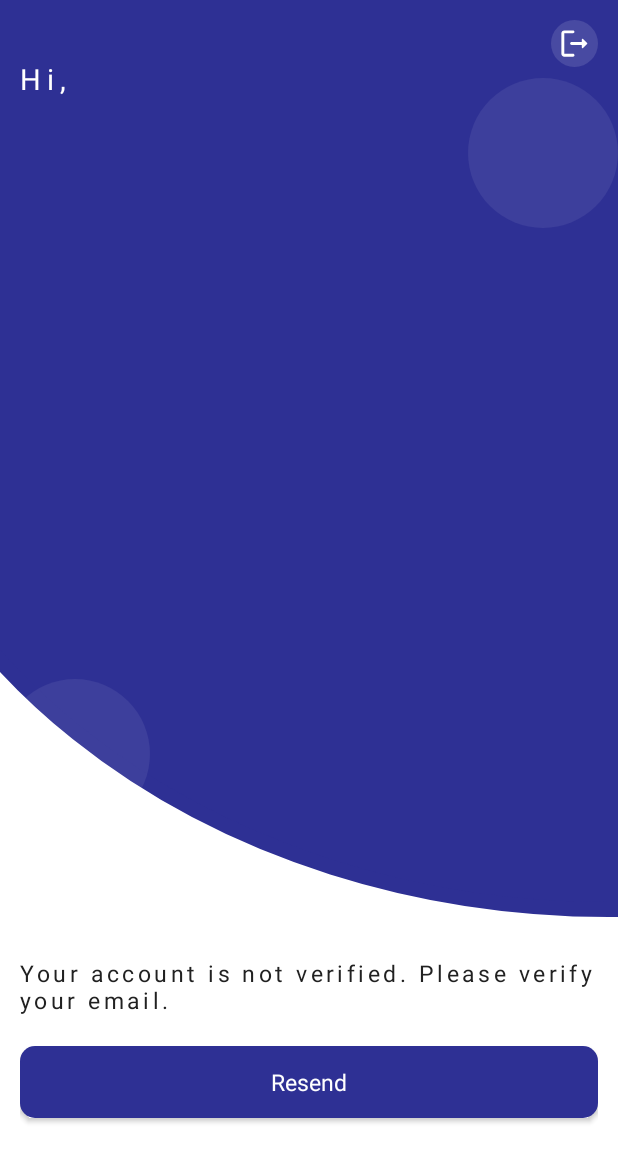
After one commit to ShadhinAfridi/Diu-Question-Bank, an Android app: the VerificationActivity screen opened directly, with no data from a screen before it, on a phone screen of 412 x 824 dp. The commit adds this screen. Shown: the top 1162 px of the screen. Run offline under Robolectric (Android 15) with nearby library versions, the phone set to English and light mode, and no system bars; our stand-ins replace Firebase (no records; nobody signed in at launch, a user with empty details on screens opened directly), sdp/ssp sizes.

Commit message:
Diu Question Bank - V8

```diff
--- a/app/build.gradle
+++ b/app/build.gradle
@@ -67,4 +67,5 @@ dependencies {
     implementation "io.reactivex.rxjava3:rxandroid:${rxJavaVersion}"
 
 
+
 }
--- a/app/src/main/AndroidManifest.xml
+++ b/app/src/main/AndroidManifest.xml
@@ -11,7 +11,7 @@
     <uses-permission android:name="android.permission.READ_PHONE_STATE" />
     <uses-permission android:name="android.permission.ACCESS_WIFI_STATE" />
     <uses-permission android:name="android.permission.ACCESS_NETWORK_STATE" />
-    <uses-permission android:name="com.google.android.gms.permission.AD_ID"/>
+    <uses-permission android:name="com.google.android.gms.permission.AD_ID" />
     <uses-permission
         android:name="android.permission.POST_NOTIFICATIONS"
         tools:node="remove" />
@@ -23,6 +23,9 @@
         android:roundIcon="@mipmap/ic_launcher_round"
         android:supportsRtl="true"
         android:theme="@style/Theme.DIUQuestionBank">
+        <activity
+            android:name=".authentication.VerificationActivity"
+            android:exported="false" />
         <activity
             android:name=".PrivacyPolicyActivity"
             android:exported="false" />
--- a/app/src/main/java/com/fourdevs/diuquestionbank/WelcomeActivity.java
+++ b/app/src/main/java/com/fourdevs/diuquestionbank/WelcomeActivity.java
@@ -7,6 +7,7 @@ import androidx.appcompat.app.AppCompatActivity;
 
 import com.fourdevs.diuquestionbank.authentication.LoginActivity;
 import com.fourdevs.diuquestionbank.authentication.SignupActivity;
+import com.fourdevs.diuquestionbank.authentication.VerificationActivity;
 import com.fourdevs.diuquestionbank.databinding.ActivityWelcomeBinding;
 import com.fourdevs.diuquestionbank.utilities.Constants;
 import com.fourdevs.diuquestionbank.utilities.PreferenceManager;
@@ -23,6 +24,10 @@ public class WelcomeActivity extends AppCompatActivity {
 
         if (preferenceManager.getBoolean(Constants.KEY_IS_SIGNED_IN)){
             Intent intent = new Intent(getApplicationContext(), MainActivity.class);
+            startActivity(intent);
+            finish();
+        } else if(preferenceManager.getBoolean(Constants.KEY_IS_VERIFICATION_PAGE)) {
+            Intent intent = new Intent(getApplicationContext(), VerificationActivity.class);
             startActivity(intent);
             finish();
         }
--- /dev/null
+++ b/app/src/main/java/com/fourdevs/diuquestionbank/authentication/VerificationActivity.java
@@ -0,0 +1,138 @@
+package com.fourdevs.diuquestionbank.authentication;
+
+import androidx.appcompat.app.AppCompatActivity;
+import androidx.lifecycle.MutableLiveData;
+import androidx.lifecycle.Observer;
+import androidx.lifecycle.ViewModel;
+import androidx.lifecycle.ViewModelProvider;
+
+import android.annotation.SuppressLint;
+import android.content.Intent;
+import android.os.Bundle;
+import android.util.Log;
+import android.widget.Button;
+import android.widget.Toast;
+
+import com.fourdevs.diuquestionbank.MainActivity;
+import com.fourdevs.diuquestionbank.R;
+import com.fourdevs.diuquestionbank.databinding.ActivityVerificationBinding;
+import com.fourdevs.diuquestionbank.utilities.Constants;
+import com.fourdevs.diuquestionbank.utilities.PreferenceManager;
+import com.fourdevs.diuquestionbank.viewmodel.AuthViewModel;
+import com.fourdevs.diuquestionbank.viewmodel.MainModelFactory;
+import com.fourdevs.diuquestionbank.viewmodel.MainViewModel;
+import com.google.firebase.auth.FirebaseAuth;
+import com.google.firebase.auth.FirebaseUser;
+import com.google.firebase.firestore.DocumentReference;
+import com.google.firebase.firestore.DocumentSnapshot;
+import com.google.firebase.firestore.FirebaseFirestore;
+
+public class VerificationActivity extends AppCompatActivity {
+    private ActivityVerificationBinding binding;
+    private AuthViewModel viewModel;
+    private PreferenceManager preferenceManager;
+    private FirebaseUser user;
+
+    @Override
+    protected void onCreate(Bundle savedInstanceState) {
+        super.onCreate(savedInstanceState);
+        preferenceManager = new PreferenceManager(getApplicationContext());
+        binding = ActivityVerificationBinding.inflate(getLayoutInflater());
+        setContentView(binding.getRoot());
+        user = FirebaseAuth.getInstance().getCurrentUser();
+        if (user!=null && user.isEmailVerified()) {
+            preferenceManager.putBoolean(Constants.KEY_IS_SIGNED_IN, true);
+            preferenceManager.putBoolean(Constants.KEY_READ_ONCE, false);
+            preferenceManager.putBoolean(Constants.KEY_COUNT_ONCE, false);
+            makeToast("Successfully Logged In");
+            checkIsVerified();
+            Intent mainActivityIntent = new Intent(getApplicationContext(), MainActivity.class);
+            mainActivityIntent.addFlags(Intent.FLAG_ACTIVITY_NEW_TASK | Intent.FLAG_ACTIVITY_CLEAR_TASK);
+            startActivity(mainActivityIntent);
+        }
+
+        viewModel = new ViewModelProvider(this).get(AuthViewModel.class);
+        binding.userName.setText(preferenceManager.getString(Constants.KEY_EMAIL));
+
+        setListeners();
+    }
+
+    private void setListeners() {
+        binding.buttonResendVerification.setOnClickListener(v -> {
+            binding.buttonResendVerification.setClickable(false);
+            counter();
+            sendVerificationEmail();
+        });
+
+        binding.iconLogout.setOnClickListener(v-> logOut());
+
+    }
+
+
+    private void counter() {
+        viewModel.countDownStart();
+        viewModel.time().observe(this, time -> binding.buttonResendVerification.setText(time));
+        viewModel.finished().observe(this, aBoolean -> {
+            if(aBoolean) {
+                makeClickable();
+            }
+        });
+    }
+
+
+    private void sendVerificationEmail() {
+        if (user != null) {
+            user.sendEmailVerification()
+                    .addOnCompleteListener(task -> {
+                        if (task.isSuccessful()) {
+                            makeToast("We've sent a verification email to "+preferenceManager.getString(Constants.KEY_EMAIL)+". Please verify your email");
+                        } else {
+                            makeClickable();
+                            makeToast("Unable to send verification email.");
+                        }
+                    });
+        }
+    }
+
+    @SuppressLint("SetTextI18n")
+    private void makeClickable() {
+        binding.buttonResendVerification.setClickable(true);
+        binding.buttonResendVerification.setText("Resend");
+    }
+
+    private void logOut() {
+        FirebaseAuth.getInstance().signOut();
+        preferenceManager.clear();
+        startActivity(new Intent(getApplicationContext(), LoginActivity.class));
+        finish();
+    }
+
+    private void checkIsVerified() {
+        FirebaseFirestore database = FirebaseFirestore.getInstance();
+        database.collection(Constants.KEY_COLLECTION_USERS)
+                .whereEqualTo(Constants.KEY_USER_ID, preferenceManager.getString(Constants.KEY_USER_ID))
+                .get()
+                .addOnCompleteListener(task -> {
+                    if(task.isSuccessful() && task.getResult() != null
+                            && task.getResult().getDocuments().size() > 0){
+                        DocumentSnapshot documentSnapshot = task.getResult().getDocuments().get(0);
+                        if(Boolean.FALSE.equals(documentSnapshot.getBoolean(Constants.KEY_IS_VERIFIED))) {
+                            updateVerificationInfo();
+                        }
+                    }
+                });
+    }
+
+    private void updateVerificationInfo(){
+        FirebaseFirestore database = FirebaseFirestore.getInstance();
+        DocumentReference documentReference = database
+                .collection(Constants.KEY_COLLECTION_USERS)
+                .document(preferenceManager.getString(Constants.KEY_USER_ID)
+                );
+        documentReference.update(Constants.KEY_IS_VERIFIED, true);
+    }
+
+    private void makeToast(String message) {
+        Toast.makeText(getApplicationContext(),message, Toast.LENGTH_SHORT).show();
+    }
+}
--- /dev/null
+++ b/app/src/main/java/com/fourdevs/diuquestionbank/repository/AuthRepository.java
@@ -0,0 +1,4 @@
+package com.fourdevs.diuquestionbank.repository;
+
+public class AuthRepository {
+}
--- a/app/src/main/java/com/fourdevs/diuquestionbank/utilities/Constants.java
+++ b/app/src/main/java/com/fourdevs/diuquestionbank/utilities/Constants.java
@@ -27,6 +27,7 @@ public class Constants {
     public static final String KEY_COUNT_REJECTED = "countRejected";
     public static final String KEY_FCM_TOKEN = "fcmToken";
     public static final String KEY_AVAILABILITY  = "availability";
+    public static final String KEY_IS_VERIFICATION_PAGE  = "verificationPage";
 
     //contact
     public static final String KEY_COLLECTION_CONTACTS = "contacts";
--- a/app/src/main/res/layout/activity_login.xml
+++ b/app/src/main/res/layout/activity_login.xml
@@ -102,7 +102,6 @@
                 android:layout_height="wrap_content"
                 android:hint="@string/email"
                 android:inputType="textEmailAddress"
-                android:maxLength="25"
                 app:layout_constraintBottom_toBottomOf="parent"
                 app:layout_constraintEnd_toStartOf="@id/imageEmailCheck"
                 app:layout_constraintStart_toEndOf="@id/imageEmail"
@@ -158,7 +157,7 @@
                 android:hint="@string/password"
                 android:inputType="textPassword"
                 android:textSize="@dimen/_12sdp"
-                android:maxLength="15"
+                android:maxLength="20"
                 app:layout_constraintBottom_toBottomOf="parent"
                 app:layout_constraintEnd_toStartOf="@id/imagePasswordVisible"
                 app:layout_constraintStart_toEndOf="@id/imagePassword"
--- a/app/src/main/res/layout/activity_signup.xml
+++ b/app/src/main/res/layout/activity_signup.xml
@@ -105,7 +105,6 @@
                 app:layout_constraintBottom_toBottomOf="@id/imageName"
                 android:hint="@string/name"
                 style="@style/EditTextStyle"
-                android:maxLength="25"
                 />
 
             <androidx.appcompat.widget.AppCompatImageView
@@ -163,7 +162,6 @@
                 app:layout_constraintEnd_toStartOf="@id/imageEmailCheck"
                 android:hint="@string/email"
                 style="@style/EditTextStyle"
-                android:maxLength="30"
                 />
 
             <androidx.appcompat.widget.AppCompatImageView
--- /dev/null
+++ b/app/src/main/res/layout/activity_verification.xml
@@ -0,0 +1,146 @@
+<?xml version="1.0" encoding="utf-8"?>
+<androidx.constraintlayout.widget.ConstraintLayout xmlns:android="http://schemas.android.com/apk/res/android"
+    xmlns:app="http://schemas.android.com/apk/res-auto"
+    xmlns:tools="http://schemas.android.com/tools"
+    android:layout_width="match_parent"
+    android:layout_height="match_parent"
+    android:animateLayoutChanges="true"
+    tools:context=".authentication.VerificationActivity">
+
+    <androidx.constraintlayout.widget.ConstraintLayout
+        android:id="@+id/constraintLayout1"
+        android:layout_width="0dp"
+        android:layout_height="0dp"
+        app:layout_constraintTop_toTopOf="parent"
+        app:layout_constraintStart_toStartOf="parent"
+        app:layout_constraintEnd_toEndOf="parent"
+        app:layout_constraintBottom_toTopOf="@id/constraintLayout2"
+        android:background="@drawable/background_login"
+        >
+
+        <View
+            android:id="@+id/viewRound1"
+            android:layout_width="100dp"
+            android:layout_height="100dp"
+            android:background="@drawable/round_design_shape"
+            app:layout_constraintBottom_toBottomOf="parent"
+            app:layout_constraintStart_toStartOf="parent"
+            android:layout_marginBottom="@dimen/_45sdp"
+            />
+
+        <View
+            android:id="@+id/viewRound2"
+            android:layout_width="100dp"
+            android:layout_height="100dp"
+            android:background="@drawable/round_design_shape"
+            app:layout_constraintEnd_toEndOf="parent"
+            app:layout_constraintTop_toTopOf="parent"
+            android:layout_marginTop="@dimen/_40sdp"
+            />
+
+        <androidx.appcompat.widget.AppCompatImageView
+            android:id="@+id/iconBack"
+            android:layout_width="@dimen/_24sdp"
+            android:layout_height="@dimen/_24sdp"
+            android:layout_marginStart="@dimen/_8sdp"
+            android:layout_marginTop="@dimen/_8sdp"
+            android:padding="@dimen/_5sdp"
+            android:src="@drawable/ic_back"
+            app:layout_constraintStart_toStartOf="parent"
+            app:layout_constraintTop_toTopOf="parent"
+            app:tint="@color/white"
+            android:visibility="gone"
+            />
+
+        <androidx.appcompat.widget.AppCompatImageView
+            android:id="@+id/iconLogout"
+            android:layout_width="@dimen/_24sdp"
+            android:layout_height="@dimen/_24sdp"
+            android:layout_marginEnd="@dimen/_10sdp"
+            android:layout_marginTop="@dimen/_10sdp"
+            android:layout_marginBottom="@dimen/_10sdp"
+            app:layout_constraintEnd_toEndOf="parent"
+            app:layout_constraintTop_toTopOf="parent"
+            android:scaleType="centerCrop"
+            android:src="@drawable/ic_logout"
+            android:tint="@color/white"
+            android:background="@drawable/background_icon"
+            android:padding="@dimen/_3sdp"
+            />
+
+        <TextView
+            android:id="@+id/userGreeting"
+            android:layout_width="wrap_content"
+            android:layout_height="wrap_content"
+            android:text="@string/hi"
+            android:textColor="@color/white"
+            android:textSize="@dimen/_15sdp"
+            app:layout_constraintStart_toStartOf="parent"
+            app:layout_constraintTop_toBottomOf="@id/iconBack"
+            android:paddingTop="@dimen/_5sdp"
+            android:paddingBottom="@dimen/_5sdp"
+            android:layout_marginStart="@dimen/_10sdp"
+            android:layout_marginEnd="@dimen/_10ssp"
+            android:letterSpacing="0.2"
+            android:layout_marginTop="@dimen/_25sdp"
+            />
+        <TextView
+            android:id="@+id/userName"
+            android:layout_width="0dp"
+            android:layout_height="wrap_content"
+            android:textColor="@color/white"
+            android:textSize="@dimen/_15sdp"
+            app:layout_constraintStart_toStartOf="parent"
+            app:layout_constraintEnd_toEndOf="parent"
+            app:layout_constraintTop_toBottomOf="@id/userGreeting"
+            android:paddingTop="@dimen/_5sdp"
+            android:paddingBottom="@dimen/_5sdp"
+            android:layout_marginStart="@dimen/_10sdp"
+            android:layout_marginEnd="@dimen/_10ssp"
+            android:textStyle="italic"
+            />
+
+
+    </androidx.constraintlayout.widget.ConstraintLayout>
+
+    <androidx.appcompat.widget.LinearLayoutCompat
+        android:id="@+id/constraintLayout2"
+        android:layout_width="0dp"
+        android:layout_height="wrap_content"
+        app:layout_constraintStart_toStartOf="parent"
+        app:layout_constraintEnd_toEndOf="parent"
+        app:layout_constraintBottom_toBottomOf="parent"
+        android:padding="@dimen/_10sdp"
+        android:orientation="vertical"
+        >
+        <TextView
+            android:layout_width="wrap_content"
+            android:layout_height="wrap_content"
+            android:text="@string/not_verified"
+            android:textSize="@dimen/_12sdp"
+            android:layout_marginTop="@dimen/_5sdp"
+            android:paddingTop="@dimen/_5sdp"
+            android:paddingBottom="@dimen/_5sdp"
+            android:letterSpacing="0.15"
+            style="@style/textColorPrimaryBlack"
+            />
+
+        <androidx.appcompat.widget.AppCompatButton
+            android:id="@+id/buttonResendVerification"
+            android:layout_width="match_parent"
+            android:layout_height="wrap_content"
+            android:text="@string/resend"
+            android:textColor="@color/white"
+            android:textAllCaps="false"
+            android:textSize="@dimen/_12sdp"
+            android:padding="@dimen/_5sdp"
+            android:layout_marginTop="@dimen/_10sdp"
+            style="@style/primaryColorButton"
+            android:layout_marginBottom="@dimen/_50sdp"
+            />
+
+
+    </androidx.appcompat.widget.LinearLayoutCompat>
+
+
+</androidx.constraintlayout.widget.ConstraintLayout>
--- a/app/src/main/res/layout/itme_container_pdf.xml
+++ b/app/src/main/res/layout/itme_container_pdf.xml
@@ -19,7 +19,10 @@
         app:zoomage_minScale="0.6"
         app:zoomage_maxScale="8"
         android:adjustViewBounds="true"
-        android:scaleType="fitXY"
+        android:scaleType="fitCenter"
+        android:padding="@dimen/_1sdp"
+        android:layout_margin="@dimen/_1sdp"
+        android:background="@drawable/background_preview"
         />
 
     <TextView
--- a/app/src/main/res/values/strings.xml
+++ b/app/src/main/res/values/strings.xml
@@ -85,6 +85,9 @@
     <string name="new_password">New password</string>
     <string name="change">Change</string>
     <string name="uploads">Uploads</string>
-    <string name="not_available">Not available...</string>
-    <string name="see_more">See more..</string>
+    <string name="not_available">Not available&#8230;</string>
+    <string name="see_more">See more&#8230;</string>
+    <string name="not_verified">Your account is not verified. Please verify your email.</string>
+    <string name="hi">Hi,</string>
+    <string name="resend">Resend</string>
 </resources>
```
Also changed, not shown: app/src/main/java/com/fourdevs/diuquestionbank/CoursesActivity.java (+1 -8 lines), app/src/main/java/com/fourdevs/diuquestionbank/authentication/LoginActivity.java (+13 -8 lines), app/src/main/java/com/fourdevs/diuquestionbank/viewmodel/AuthViewModel.java (added, +43 -0 lines).
